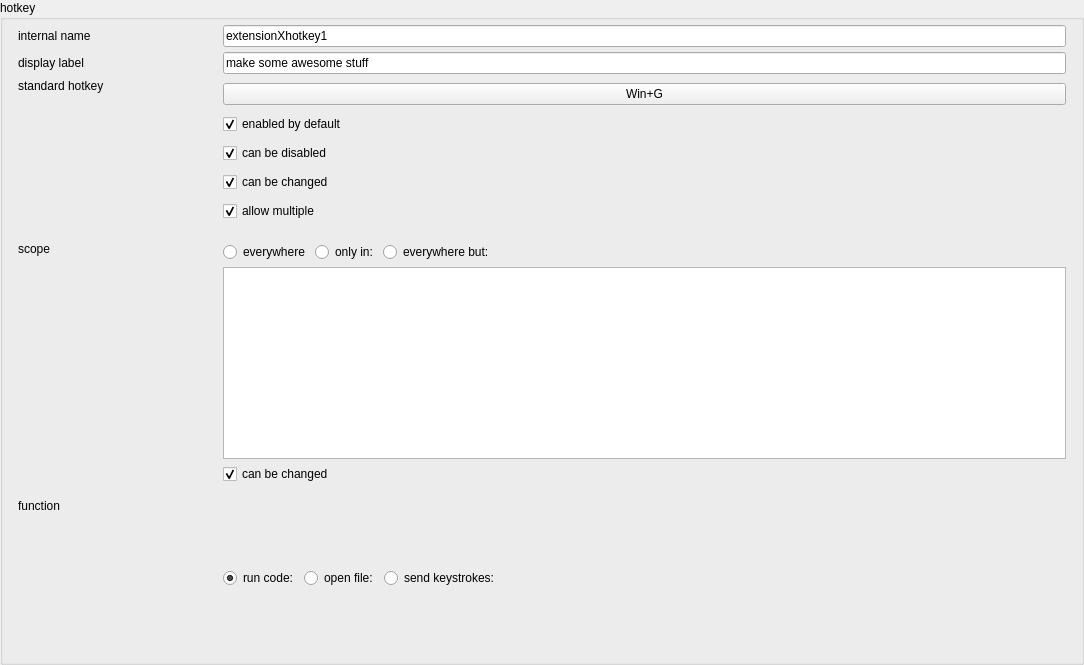
Old version of the form ui/hotkey_edit.ui in the repository ewerybody/a2.
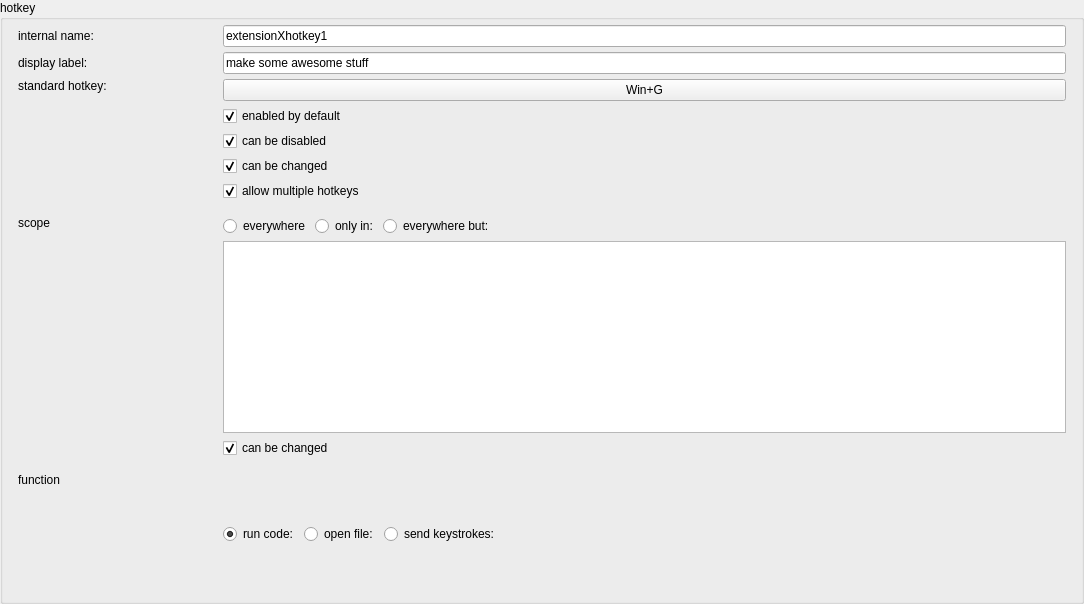
New version of the form.

Commit message:
EditCtrl metaclass improved and more hotkey editing
EditCtrl can now more easily get and set ctrl values. You name your
widget in QtDesigner cfg_something and boom 'something' is fetched and
set in the configuration. the EditHotkey class is already using this
without much code.

Diff of the .ui file:
```diff
--- a/ui/hotkey_edit.ui
+++ b/ui/hotkey_edit.ui
@@ -7,7 +7,7 @@
     <x>0</x>
     <y>0</y>
     <width>1084</width>
-    <height>665</height>
+    <height>604</height>
    </rect>
   </property>
   <property name="windowTitle">
@@ -52,7 +52,7 @@
            </size>
           </property>
           <property name="text">
-           <string>internal name</string>
+           <string>internal name:</string>
           </property>
          </widget>
         </item>
@@ -76,7 +76,7 @@
            </size>
           </property>
           <property name="text">
-           <string>display label</string>
+           <string>display label:</string>
           </property>
          </widget>
         </item>
@@ -111,7 +111,7 @@
              </size>
             </property>
             <property name="text">
-             <string>standard hotkey</string>
+             <string>standard hotkey:</string>
             </property>
            </widget>
           </item>
@@ -178,7 +178,7 @@
           <item>
            <widget class="QCheckBox" name="hotkeyMultiple">
             <property name="text">
-             <string>allow multiple</string>
+             <string>allow multiple hotkeys</string>
             </property>
             <property name="checked">
              <bool>true</bool>
```
Left out of the diff: 38 changed lines with no effect on the pictures. The commit also changes 2 other files.
